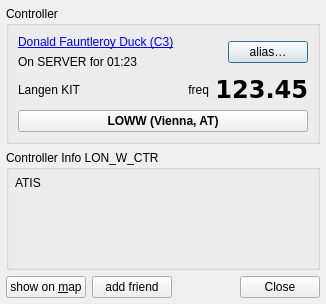
First picture: the form in src/ControllerDetails.ui, repository qutescoop/qutescoop, before the edit.
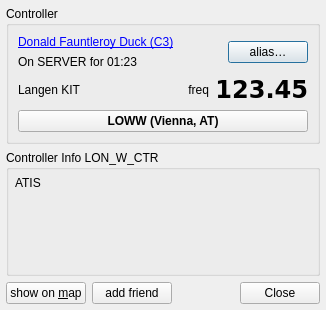
Second picture: the form after the edit. Icons and pictures are not drawn.

Commit message: try another layout shrinking behaviour

Diff of the .ui file:
```diff
--- a/src/ControllerDetails.ui
+++ b/src/ControllerDetails.ui
@@ -7,14 +7,14 @@
     <x>0</x>
     <y>0</y>
     <width>326</width>
-    <height>304</height>
+    <height>310</height>
    </rect>
   </property>
   <property name="windowIcon">
    <iconset resource="Resources.qrc">
     <normaloff>:/icons/qutescoop.png</normaloff>:/icons/qutescoop.png</iconset>
   </property>
-  <layout class="QVBoxLayout" stretch="0,1,0">
+  <layout class="QVBoxLayout">
    <property name="margin" stdset="0">
     <number>6</number>
    </property>
```
The commit also changes 1 other file.
